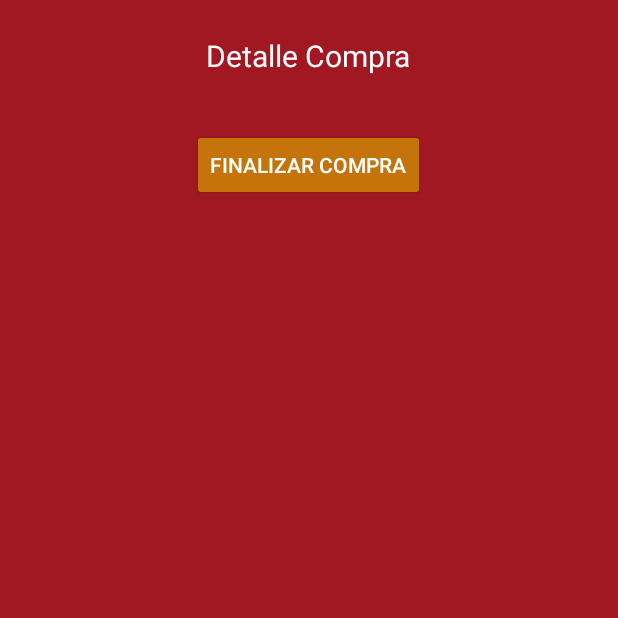
After one commit to SteiNNx/EjemploRestaurant, an Android app: the DetalleCompra_Activity screen opened directly, with no data from a screen before it, on a phone screen of 412 x 824 dp, the top half of it. The commit adds this screen. Run offline under Robolectric (Android 15) with nearby library versions, the phone set to English and light mode, and no system bars.

Commit message:
dialog y detalle avanze

```diff
--- a/app/src/main/java/cl/labs/steinnx/sanguchote/LoginActivity.java
+++ b/app/src/main/java/cl/labs/steinnx/sanguchote/LoginActivity.java
@@ -12,7 +12,7 @@ import android.widget.Toast;
 import cl.labs.steinnx.sanguchote.retrofit.API_Usuario_Interface;
 import cl.labs.steinnx.sanguchote.retrofit.Instance;
 import cl.labs.steinnx.sanguchote.retrofit.UsuarioResponse;
-import cl.labs.steinnx.sanguchote.view.MenuPrincipalActivity;
+import cl.labs.steinnx.sanguchote.view.activities.MenuPrincipalActivity;
 import retrofit2.Call;
 import retrofit2.Callback;
 import retrofit2.Response;
--- /dev/null
+++ b/app/src/main/java/cl/labs/steinnx/sanguchote/view/activities/DetalleCompra_Activity.java
@@ -0,0 +1,15 @@
+package cl.labs.steinnx.sanguchote.view.activities;
+
+import android.support.v7.app.AppCompatActivity;
+import android.os.Bundle;
+
+import cl.labs.steinnx.sanguchote.R;
+
+public class DetalleCompra_Activity extends AppCompatActivity {
+
+    @Override
+    protected void onCreate(Bundle savedInstanceState) {
+        super.onCreate(savedInstanceState);
+        setContentView(R.layout.activity_detalle_compra);
+    }
+}
--- a/app/src/main/java/cl/labs/steinnx/sanguchote/view/MenuPrincipalActivity.java
+++ b/app/src/main/java/cl/labs/steinnx/sanguchote/view/activities/MenuPrincipalActivity.java
@@ -1,4 +1,4 @@
-package cl.labs.steinnx.sanguchote.view;
+package cl.labs.steinnx.sanguchote.view.activities;
 
 import android.net.Uri;
 import android.os.Bundle;
--- /dev/null
+++ b/app/src/main/res/layout/activity_detalle_compra.xml
@@ -0,0 +1,45 @@
+<?xml version="1.0" encoding="utf-8"?>
+<ScrollView xmlns:android="http://schemas.android.com/apk/res/android"
+    xmlns:app="http://schemas.android.com/apk/res-auto"
+    xmlns:tools="http://schemas.android.com/tools"
+    android:id="@+id/activity_detalle_compra"
+    android:layout_width="match_parent"
+    android:layout_height="match_parent"
+    android:background="@color/colorPrimaryDark"
+    tools:context="cl.labs.steinnx.sanguchote.view.activities.DetalleCompra_Activity">
+
+    <RelativeLayout
+        android:layout_width="match_parent"
+        android:layout_height="match_parent">
+
+
+    <TextView
+        android:text="Detalle Compra"
+        android:textSize="20dp"
+        android:textColor="@color/colorTextButton"
+        android:layout_width="wrap_content"
+        android:layout_height="wrap_content"
+        android:layout_alignParentTop="true"
+        android:layout_centerHorizontal="true"
+        android:layout_marginTop="23dp"
+        android:id="@+id/textView3" />
+
+        <android.support.v7.widget.RecyclerView
+            android:id="@+id/rv_detalle_detalle_compra"
+            android:layout_width="match_parent"
+            android:layout_height="match_parent"
+            android:layout_marginTop="11dp"
+            android:layout_below="@+id/textView3" />
+
+        <Button
+            android:id="@+id/btn_finalizar"
+            android:layout_width="wrap_content"
+            android:layout_height="wrap_content"
+            android:text="Finalizar Compra"
+            android:theme="@style/RaisedButtonDark"
+            android:layout_below="@+id/rv_detalle_detalle_compra"
+            android:layout_centerHorizontal="true"
+            android:layout_marginTop="24dp" />
+
+    </RelativeLayout>
+</ScrollView>
--- a/app/src/main/res/layout/app_bar_menu_principal.xml
+++ b/app/src/main/res/layout/app_bar_menu_principal.xml
@@ -5,7 +5,7 @@
     android:layout_width="match_parent"
     android:layout_height="match_parent"
     android:fitsSystemWindows="true"
-    tools:context="cl.labs.steinnx.sanguchote.view.MenuPrincipalActivity">
+    tools:context="cl.labs.steinnx.sanguchote.view.activities.MenuPrincipalActivity">
 
     <android.support.design.widget.AppBarLayout
         android:layout_width="match_parent"
--- a/app/src/main/res/layout/content_menu_principal.xml
+++ b/app/src/main/res/layout/content_menu_principal.xml
@@ -10,7 +10,7 @@
     android:paddingRight="@dimen/activity_horizontal_margin"
     android:paddingTop="@dimen/activity_vertical_margin"
     app:layout_behavior="@string/appbar_scrolling_view_behavior"
-    tools:context="cl.labs.steinnx.sanguchote.view.MenuPrincipalActivity"
+    tools:context="cl.labs.steinnx.sanguchote.view.activities.MenuPrincipalActivity"
     tools:showIn="@layout/app_bar_menu_principal">
 
     <FrameLayout
--- a/app/src/main/res/layout/item_listar_productos.xml
+++ b/app/src/main/res/layout/item_listar_productos.xml
@@ -23,6 +23,7 @@
         android:text="NOMBRE PRODUCTO"
         android:layout_width="0dp"
         android:textSize="18dp"
+        android:textColor="@color/colorTextButton"
         android:layout_height="wrap_content"
         android:id="@+id/tv_item_list_pro_nombre_pro"
         android:layout_marginStart="8dp"
@@ -35,6 +36,7 @@
     <TextView
         android:text="STOCK PRODUCTO"
         android:textSize="16dp"
+        android:textColor="@color/colorTextButton"
         android:layout_width="wrap_content"
         android:layout_height="wrap_content"
         android:id="@+id/tv_item_list_pro_stock"
@@ -46,6 +48,7 @@
     <TextView
         android:text="PRECIO PRODUCTO"
         android:textSize="16dp"
+        android:textColor="@color/colorTextButton"
         android:layout_width="wrap_content"
         android:layout_height="wrap_content"
         android:id="@+id/tv_item_list_pro_precio"
```
Also changed, not shown: app/src/main/AndroidManifest.xml (+6 -3 lines), app/src/main/java/cl/labs/steinnx/sanguchote/model/adapter/ProductosAdapter.java (+54 -1 lines), app/src/main/java/cl/labs/steinnx/sanguchote/retrofit/ProductosResponse.java (+7 -7 lines), app/src/main/java/cl/labs/steinnx/sanguchote/view/fragments/ListarProductos_Fragment.java (+26 -0 lines), app/src/main/res/drawable/ic_compra_mas.xml (added, +9 -0 lines), app/src/main/res/drawable/ic_compra_menos.xml (added, +9 -0 lines), app/src/main/res/layout/dialog_comprar.xml (added, +72 -0 lines).
